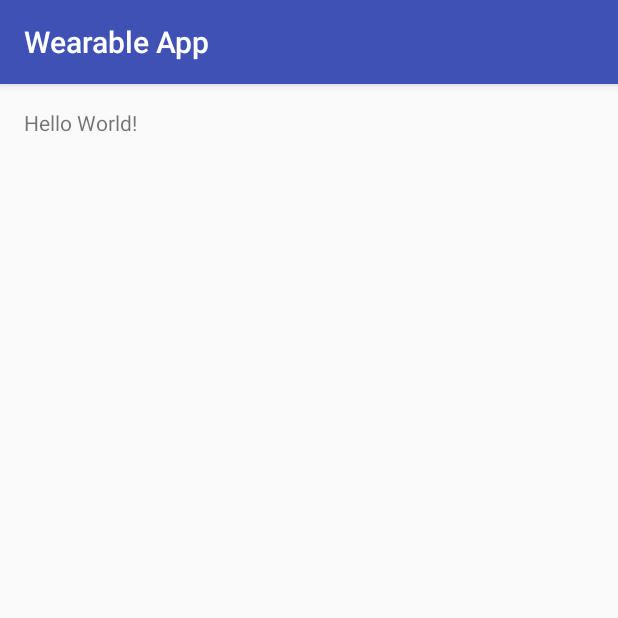
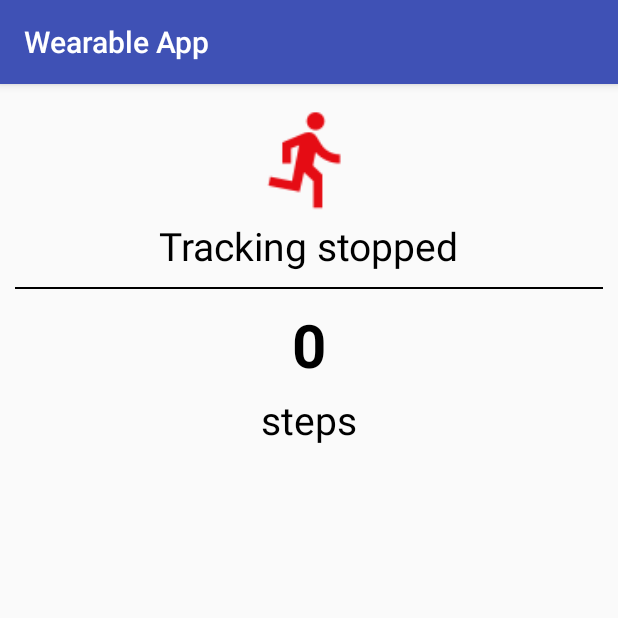
Before and after one commit to kevalpatel2106/android-samples, an Android app: the screen it shows after launch (MainActivity), on a phone screen of 412 x 824 dp, the top half of it. Run offline under Robolectric (Android 15) with nearby library versions, the phone set to English and light mode, and no system bars; 2 statements that could not run were skipped.

Commit message:
Wearable App: Communicate with the phone and updating phone display

```diff
--- a/WearableApp/mobile/src/main/java/com/androidsample/wearableapp/MainActivity.java
+++ b/WearableApp/mobile/src/main/java/com/androidsample/wearableapp/MainActivity.java
@@ -1,15 +1,64 @@
 package com.androidsample.wearableapp;
 
+import android.content.BroadcastReceiver;
+import android.content.Context;
+import android.content.Intent;
+import android.content.IntentFilter;
+import android.support.v4.content.LocalBroadcastManager;
 import android.support.v7.app.AppCompatActivity;
 import android.os.Bundle;
+import android.widget.TextView;
 
 import wearableapp.androidsample.wearableapp.wearableapp.R;
 
 public class MainActivity extends AppCompatActivity {
+    private long mLastStatusUpdateTime = 0;
+
+    private TextView trackingStatusTv;
+    private TextView stepCountTv;
+
+    private BroadcastReceiver mTrackingStatusReceiver = new BroadcastReceiver() {
+        @Override
+        public void onReceive(Context context, Intent intent) {
+            long statusTimeStamp = intent.getLongExtra("status-time", 0);
+
+            if (statusTimeStamp >= mLastStatusUpdateTime) {
+                trackingStatusTv.setText(intent.getBooleanExtra("status", false) ?
+                        R.string.tracking_running : R.string.tracking_stopped);
+                mLastStatusUpdateTime = statusTimeStamp;
+            }
+        }
+    };
+
+    private BroadcastReceiver mStepCountReceiver = new BroadcastReceiver() {
+        @Override
+        public void onReceive(Context context, Intent intent) {
+            stepCountTv.setText(intent.getStringExtra("step-count"));
+        }
+    };
 
     @Override
     protected void onCreate(Bundle savedInstanceState) {
         super.onCreate(savedInstanceState);
         setContentView(R.layout.activity_main);
+
+        trackingStatusTv = (TextView) findViewById(R.id.textView);
+        trackingStatusTv.setText(R.string.tracking_stopped);
+
+        stepCountTv = (TextView) findViewById(R.id.step_count_tv);
+        stepCountTv.setText("0");
+
+        LocalBroadcastManager.getInstance(this).registerReceiver(mTrackingStatusReceiver,
+                new IntentFilter(WearService.TRACKING_STATUS_ACTION));
+
+        LocalBroadcastManager.getInstance(this).registerReceiver(mStepCountReceiver,
+                new IntentFilter(WearService.TRACKING_COUNT_ACTION));
+    }
+
+    @Override
+    protected void onDestroy() {
+        super.onDestroy();
+        LocalBroadcastManager.getInstance(this).unregisterReceiver(mTrackingStatusReceiver);
+        LocalBroadcastManager.getInstance(this).unregisterReceiver(mStepCountReceiver);
     }
 }
--- a/WearableApp/mobile/src/main/res/layout/activity_main.xml
+++ b/WearableApp/mobile/src/main/res/layout/activity_main.xml
@@ -2,17 +2,66 @@
 <RelativeLayout
     xmlns:android="http://schemas.android.com/apk/res/android"
     xmlns:tools="http://schemas.android.com/tools"
-    android:id="@+id/activity_main"
     android:layout_width="match_parent"
     android:layout_height="match_parent"
-    android:paddingBottom="@dimen/activity_vertical_margin"
-    android:paddingLeft="@dimen/activity_horizontal_margin"
-    android:paddingRight="@dimen/activity_horizontal_margin"
-    android:paddingTop="@dimen/activity_vertical_margin"
-    tools:context="wearableapp.androidsample.wearableapp.wearableapp.wearableapp.androidsample.com.MainActivity">
+    android:orientation="vertical"
+    tools:deviceIds="round">
 
-    <TextView
-        android:layout_width="wrap_content"
+    <LinearLayout
+        android:id="@+id/heading_container"
+        android:layout_width="match_parent"
         android:layout_height="wrap_content"
-        android:text="Hello World!"/>
+        android:layout_margin="10dp"
+        android:gravity="center_horizontal"
+        android:orientation="vertical">
+
+        <ImageView
+            android:id="@+id/header_icon"
+            android:layout_width="80dp"
+            android:layout_height="80dp"
+            android:src="@mipmap/ic_steps"/>
+
+        <TextView
+            android:id="@+id/textView"
+            android:layout_width="wrap_content"
+            android:layout_height="wrap_content"
+            android:layout_gravity="center_horizontal"
+            android:text="@string/tracking_stopped"
+            android:textColor="@android:color/black"
+            android:textSize="@dimen/header_text_size"/>
+
+        <View
+            android:layout_width="match_parent"
+            android:layout_height="1dp"
+            android:layout_marginTop="10dp"
+            android:background="@android:color/black"/>
+    </LinearLayout>
+
+    <LinearLayout
+        android:layout_width="match_parent"
+        android:layout_height="match_parent"
+        android:layout_below="@+id/heading_container"
+        android:gravity="center_horizontal"
+        android:orientation="vertical">
+
+        <TextView
+            android:id="@+id/step_count_tv"
+            android:layout_width="wrap_content"
+            android:layout_height="wrap_content"
+            android:gravity="center"
+            android:textColor="@android:color/black"
+            android:textSize="@dimen/step_count_text_size"
+            android:textStyle="bold"/>
+
+        <TextView
+            android:layout_width="wrap_content"
+            android:layout_height="wrap_content"
+            android:layout_marginTop="5dp"
+            android:gravity="center"
+            android:text="@string/steps"
+            android:textColor="@android:color/black"
+            android:textSize="@dimen/step_info_text_size"
+            android:textStyle="normal"/>
+
+    </LinearLayout>
 </RelativeLayout>
--- a/WearableApp/mobile/src/main/res/values/dimens.xml
+++ b/WearableApp/mobile/src/main/res/values/dimens.xml
@@ -2,4 +2,7 @@
     <!-- Default screen margins, per the Android Design guidelines. -->
     <dimen name="activity_horizontal_margin">16dp</dimen>
     <dimen name="activity_vertical_margin">16dp</dimen>
+    <dimen name="header_text_size">26sp</dimen>
+    <dimen name="step_count_text_size">40sp</dimen>
+    <dimen name="step_info_text_size">26sp</dimen>
 </resources>
--- a/WearableApp/mobile/src/main/res/values/strings.xml
+++ b/WearableApp/mobile/src/main/res/values/strings.xml
@@ -1,3 +1,7 @@
 <resources>
     <string name="app_name">Wearable App</string>
+    <string name="tracking_steps">Tracking Running</string>
+    <string name="steps">steps</string>
+    <string name="tracking_stopped">Tracking stopped</string>
+    <string name="tracking_running">Tracking running</string>
 </resources>
```
Also changed, not shown: WearableApp/mobile/src/main/java/com/androidsample/wearableapp/WearService.java (+32 -4 lines), WearableApp/wear/src/main/java/com/androidsample/wearableapp/TrackActivity.java (+44 -21 lines), WearableApp/mobile/src/main/res/mipmap-hdpi/ic_steps.png (added), WearableApp/mobile/src/main/res/mipmap-mdpi/ic_steps.png (added), WearableApp/mobile/src/main/res/mipmap-xhdpi/ic_steps.png (added), WearableApp/mobile/src/main/res/mipmap-xxhdpi/ic_steps.png (added), WearableApp/mobile/src/main/res/mipmap-xxxhdpi/ic_steps.png (added).
